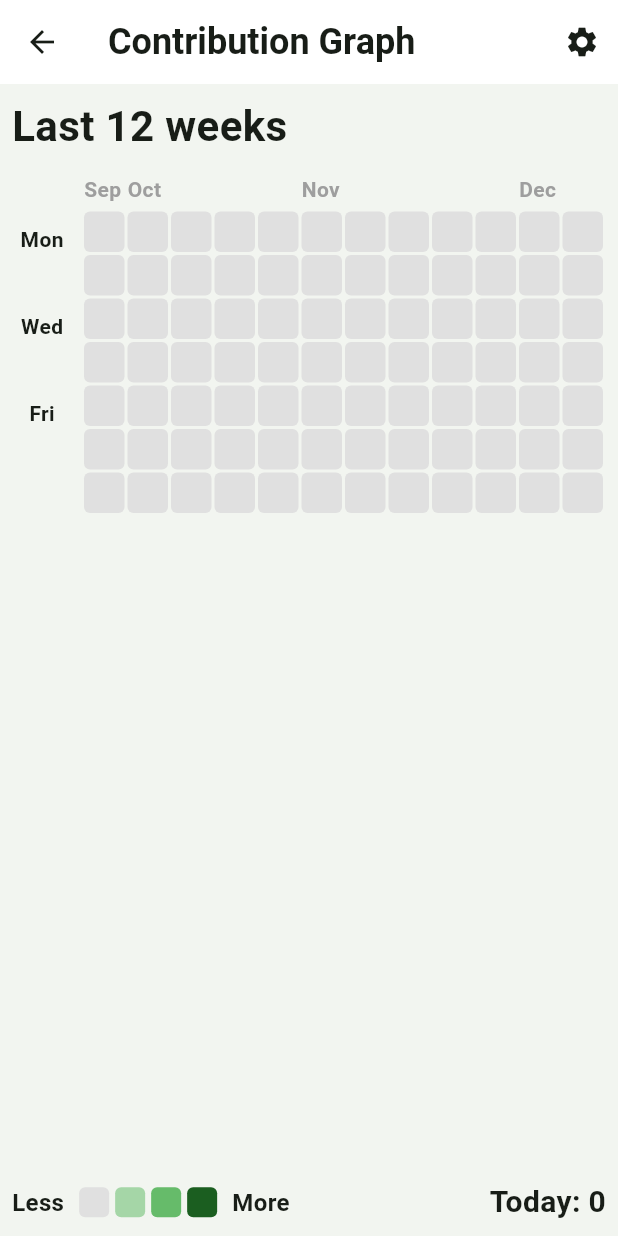
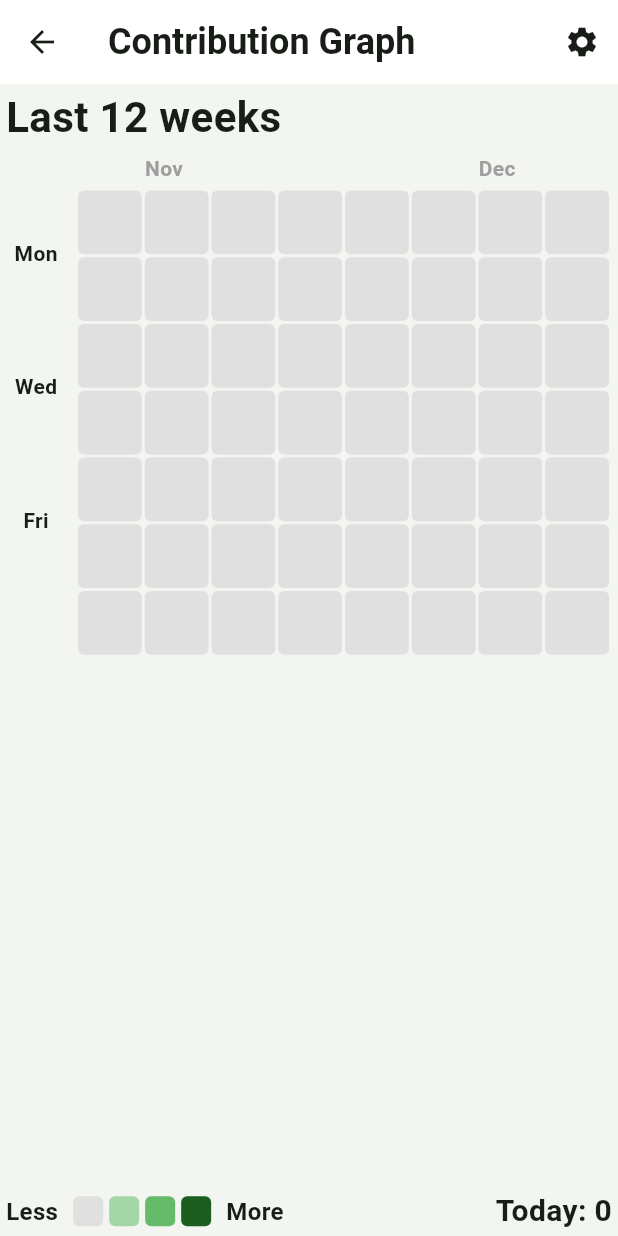
Before and after one commit to UKIaw5/commitfit_tabata, a Flutter app: the GraphScreen screen opened by its route, on a phone screen of 412 x 824 dp. Run offline on Flutter 3.47's test engine with Material 3 defaults, Android fonts, the phone set to English and light mode, and no system bars; our stand-ins replace audioplayers, google_mobile_ads, shared_preferences, wakelock_plus; missing offline and left inert: purchases_flutter; accounts and stored records are empty; network calls fail.

Commit message:
resize contribution graph

```diff
--- a/lib/screens/graph_screen.dart
+++ b/lib/screens/graph_screen.dart
@@ -258,19 +258,21 @@ class _GraphScreenState extends State<GraphScreen> {
       ),
       body: SafeArea(
         child: Padding(
-          padding: const EdgeInsets.all(8.0), // Reduced padding
+          padding: const EdgeInsets.symmetric(horizontal: 4.0, vertical: 2.0),
           child: Column(
             crossAxisAlignment: CrossAxisAlignment.start,
             children: [
+              // 1. Top Section: Header (Fixed)
               Text(
                 'Last $_weeksToShow weeks',
-                style: const TextStyle(fontSize: 28, fontWeight: FontWeight.bold), // Increased font size
+                style: const TextStyle(fontSize: 28, fontWeight: FontWeight.bold),
               ),
-              const SizedBox(height: 12),
+              const SizedBox(height: 4),
+
+              // 2. Middle Section: Grid (Expanded + Aligned)
               Expanded(
                 child: LayoutBuilder(
                   builder: (context, constraints) {
-                    // 利用可能な幅と高さ
                     final availableWidth = constraints.maxWidth;
                     final availableHeight = constraints.maxHeight;
 
@@ -278,30 +280,27 @@ class _GraphScreenState extends State<GraphScreen> {
                     const double dayLabelWidth = 40.0;
                     const double dayLabelRightMargin = 8.0;
 
-                    // グラフ部分の幅（ラベル分を引く）
                     final graphAreaWidth = availableWidth - dayLabelWidth - dayLabelRightMargin;
 
-                    // セルサイズ計算
-                    // 以前は _weeksToShow で割っていたが、
-                    // 今後は「基準となる週数 (12週)」で割って、サイズを固定化する。
-                    const int baseWeeksForSizing = 12;
-
-                    // width = (cellSize + margin) * baseWeeks
-                    // cellSize = (width / baseWeeks) - margin
+                    // セルサイズ計算 (Zoomed in: 8 weeks)
+                    const int baseWeeksForSizing = 8;
                     double cellSize = (graphAreaWidth / baseWeeksForSizing) - 2.0;
 
-                    // 高さが足りない場合の制限 (7行 + マージン)
-                    // height = (cellSize + margin) * 7
+                    // 高さ制限 (Grid height only)
+                    // Grid height = (cellSize + 2) * 7
+                    // (cellSize + 2) * 7 <= availableHeight
                     final double maxHeightBasedCellSize = (availableHeight / 7) - 2.0;
 
                     if (cellSize > maxHeightBasedCellSize) {
                       cellSize = maxHeightBasedCellSize;
                     }
 
-                    // あまりに小さくなりすぎないように制限（任意）
-                    // cellSize = cellSize.clamp(10.0, 50.0);
+                    if (cellSize < 10.0) cellSize = 10.0;
 
-                    return Row(
+                    return Align(
+                      alignment: const Alignment(0, -0.2), // Slightly above center
+                      child: Row(
+                        mainAxisSize: MainAxisSize.min, // Shrink to fit content
                         crossAxisAlignment: CrossAxisAlignment.start,
                         children: [
                           SizedBox(
@@ -309,7 +308,7 @@ class _GraphScreenState extends State<GraphScreen> {
                             child: Column(
                               crossAxisAlignment: CrossAxisAlignment.end,
                               children: [
-                              SizedBox(height: cellSize + 2), // Month label offset roughly
+                                SizedBox(height: cellSize + 2),
                                 _buildDayLabel('Mon', cellSize),
                                 SizedBox(height: cellSize + 2),
                                 _buildDayLabel('Wed', cellSize),
@@ -319,10 +318,10 @@ class _GraphScreenState extends State<GraphScreen> {
                             ),
                           ),
                           SizedBox(width: dayLabelRightMargin),
-                        Expanded(
+                          Flexible(
                             child: SingleChildScrollView(
                               scrollDirection: Axis.horizontal,
-                            reverse: true, // 最新の日付（右側）を初期表示
+                              reverse: true,
                               child: Column(
                                 crossAxisAlignment: CrossAxisAlignment.start,
                                 children: [
@@ -332,7 +331,7 @@ class _GraphScreenState extends State<GraphScreen> {
                                     children: List.generate(weeks.length, (weekIndex) {
                                       final label = monthLabels[weekIndex];
                                       return Container(
-                                      width: cellSize + 2, // cell + margin
+                                        width: cellSize + 2,
                                         alignment: Alignment.centerLeft,
                                         child: Text(
                                           label,
@@ -383,17 +382,21 @@ class _GraphScreenState extends State<GraphScreen> {
                             ),
                           ),
                         ],
+                      ),
                     );
                   },
                 ),
               ),
-              const SizedBox(height: 12),
+
+              const SizedBox(height: 4),
+
+              // 3. Bottom Section: Legend (Fixed)
               Row(
                 children: [
                   const Text('Less', style: TextStyle(fontSize: 16, fontWeight: FontWeight.bold)),
                   const SizedBox(width: 8),
                   _legendBox(context, 0, 20),
-                  _legendBox(context, 1, 20), // approx 20%
+                  _legendBox(context, 1, 20),
                   _legendBox(context, (_maxSessionsPerDay * 0.4).ceil(), 20),
                   _legendBox(context, _maxSessionsPerDay, 20),
                   const SizedBox(width: 8),
@@ -403,7 +406,7 @@ class _GraphScreenState extends State<GraphScreen> {
                     todaySessions == 0
                         ? 'Today: 0'
                         : 'Today: $todaySessions',
-                    style: const TextStyle(fontSize: 20, fontWeight: FontWeight.bold), // Increased font size
+                    style: const TextStyle(fontSize: 20, fontWeight: FontWeight.bold),
                   ),
                 ],
               ),
--- a/pubspec.yaml
+++ b/pubspec.yaml
@@ -5,7 +5,7 @@ description: "Tabata workout tracker with GitHub-style contribution graph."
 publish_to: 'none' # Remove this line if you wish to publish to pub.dev
 
 # Version and build number
-version: 2.0.25+25
+version: 2.0.26+26
 
 environment:
   sdk: ">=3.3.0 <4.0.0"
```
Lines whose indentation alone changed are shown as unchanged.
